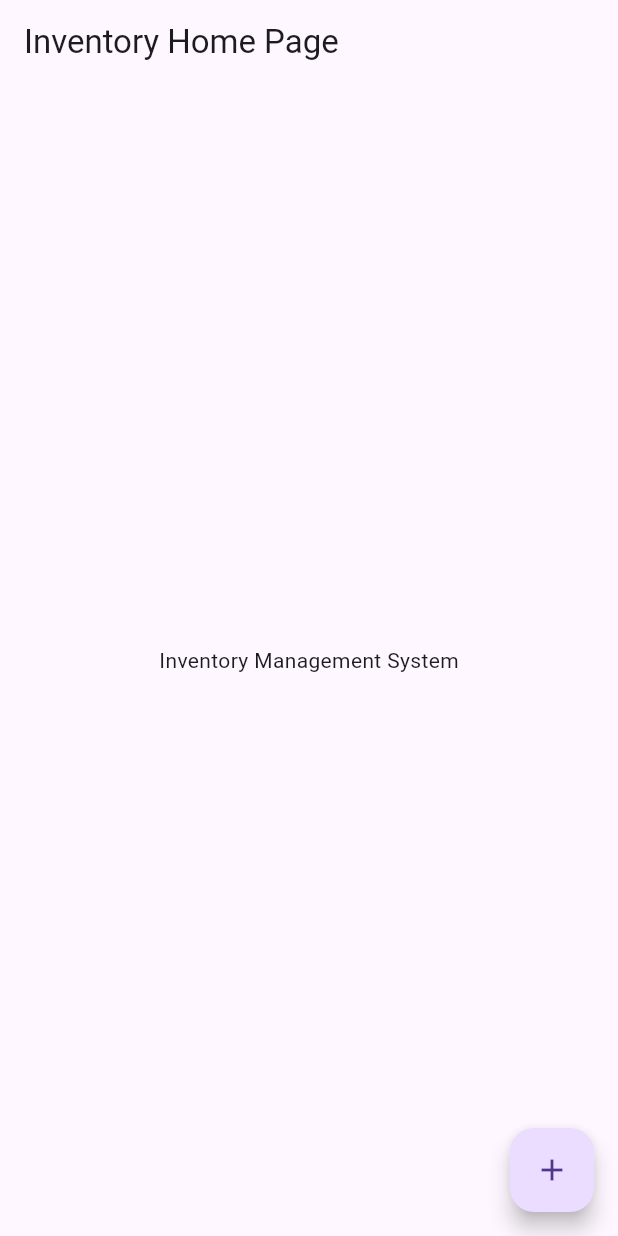
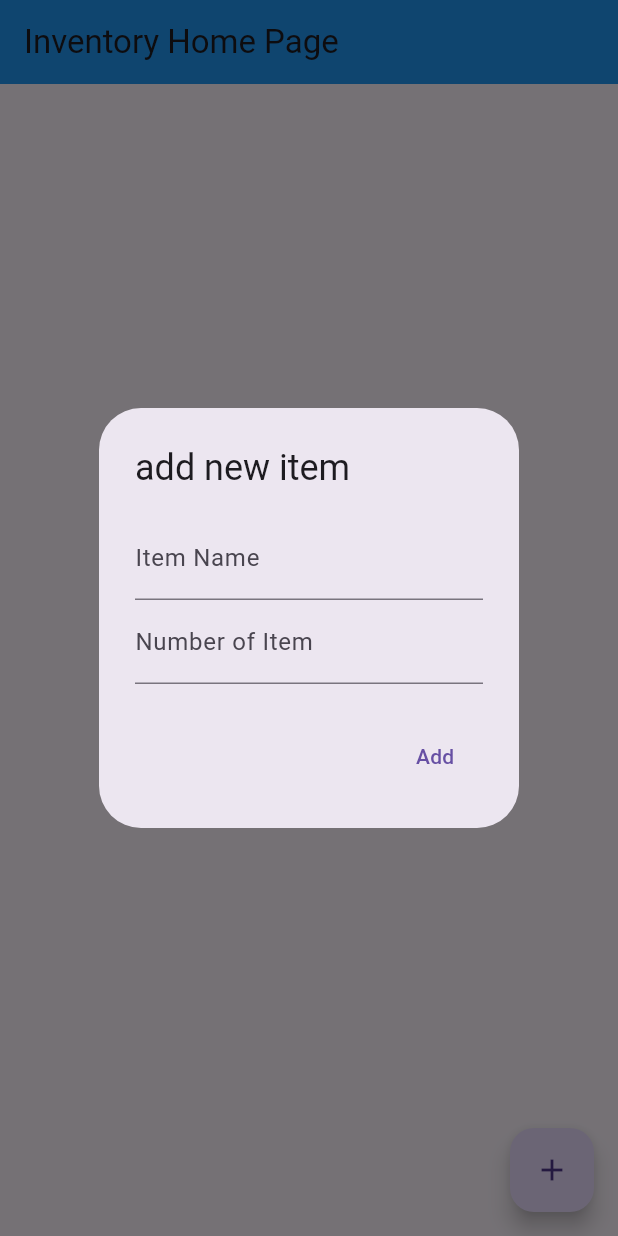
Before and after one commit to SunwooDua/inclass12, a Flutter app: the screen it shows after launch, after a tap on the "add" icon, on a phone screen of 412 x 824 dp. Run offline on Flutter 3.47's test engine with Material 3 defaults, Android fonts, the phone set to English and light mode, and no system bars; our stand-ins replace cloud_firestore, firebase_core; accounts and stored records are empty.

Commit message:
added crud

```diff
--- a/lib/main.dart
+++ b/lib/main.dart
@@ -1,11 +1,11 @@
-// Import Flutter package
 import 'package:flutter/material.dart';
-import 'package:cloud_firestore/cloud_firestore.dart';
+import 'package:firebase_core/firebase_core.dart'; // Import Firebase Core
+import 'package:cloud_firestore/cloud_firestore.dart'; // Import Firestore
 
 void main() async {
-  WidgetsFlutterBinding.ensureInitialized();
+  WidgetsFlutterBinding.ensureInitialized(); // Ensure widget binding is initialized
   await Firebase.initializeApp(); // Initialize Firebase
-  runApp(InventoryApp());
+  runApp(InventoryApp()); // Run your app after initialization
 }
 
 class InventoryApp extends StatelessWidget {
@@ -20,30 +20,161 @@ class InventoryApp extends StatelessWidget {
 }
 
 class InventoryHomePage extends StatefulWidget {
-  InventoryHomePage({Key key, this.title}) : super(key: key);
+  InventoryHomePage({Key? key, required this.title}) : super(key: key);
   final String title;
+
   @override
   _InventoryHomePageState createState() => _InventoryHomePageState();
 }
 
 class _InventoryHomePageState extends State<InventoryHomePage> {
-  // TODO: Implement Firestore integration
+  // delete button
+  void deleteItem(String itemId) {
+    _firestore.collection('inventory').doc(itemId).delete();
+  }
+
+  void itemAdd() {
+    final TextEditingController nameController = TextEditingController();
+    final TextEditingController quantityController = TextEditingController();
+
+    showDialog(
+      context: context,
+      builder: (BuildContext context) {
+        return AlertDialog(
+          title: Text("add new item"),
+          content: Column(
+            mainAxisAlignment: MainAxisAlignment.center,
+            mainAxisSize: MainAxisSize.min,
+            children: [
+              TextField(
+                controller: nameController,
+                decoration: InputDecoration(labelText: 'Item Name'),
+              ),
+              TextField(
+                controller: quantityController,
+                decoration: InputDecoration(labelText: 'Number of Item'),
+              ),
+            ],
+          ),
+          actions: [
+            TextButton(
+              onPressed: () {
+                // button
+                String name = nameController.text.trim();
+                int quantity =
+                    int.tryParse(quantityController.text.trim()) ?? 0;
+                _firestore.collection('inventory').add({
+                  'name': name,
+                  'quantity': quantity,
+                });
+              },
+              child: Text("Add"),
+            ),
+          ],
+        );
+      },
+    );
+  }
+
+  void itemUpdate(String itemId) {
+    final TextEditingController nameController = TextEditingController();
+    final TextEditingController quantityController = TextEditingController();
+
+    showDialog(
+      context: context,
+      builder: (BuildContext context) {
+        return AlertDialog(
+          title: Text("update item"),
+          content: Column(
+            mainAxisAlignment: MainAxisAlignment.center,
+            mainAxisSize: MainAxisSize.min,
+            children: [
+              TextField(
+                controller: nameController,
+                decoration: InputDecoration(labelText: 'Item Name'),
+              ),
+              TextField(
+                controller: quantityController,
+                decoration: InputDecoration(labelText: 'Number of Item'),
+              ),
+            ],
+          ),
+          actions: [
+            TextButton(
+              onPressed: () {
+                // button
+                String name = nameController.text.trim();
+                int quantity =
+                    int.tryParse(quantityController.text.trim()) ?? 0;
+                _firestore.collection('inventory').doc(itemId).update({
+                  'name': name,
+                  'quantity': quantity,
+                });
+              },
+              child: Text("Update"),
+            ),
+          ],
+        );
+      },
+    );
+  }
+
+  // Firebase Firestore instance
+  final FirebaseFirestore _firestore = FirebaseFirestore.instance;
+
+  // UI to display Firestore data
   @override
   Widget build(BuildContext context) {
     return Scaffold(
-      appBar: AppBar(title: Text(widget.title)),
+      appBar: AppBar(title: Text(widget.title), backgroundColor: Colors.blue),
       body: Center(
-        child: Column(
-          mainAxisAlignment: MainAxisAlignment.center,
-          children: <Widget>[
-            Text('Inventory Management System'),
-            // TODO: Implement inventory list view
-          ],
+        child: StreamBuilder<QuerySnapshot>(
+          stream: _firestore.collection('inventory').snapshots(),
+          builder: (context, snapshot) {
+            if (snapshot.connectionState == ConnectionState.waiting) {
+              return CircularProgressIndicator(); // Loading indicator
+            } else if (snapshot.hasError) {
+              return Text('Error: ${snapshot.error}');
+            }
+
+            final items = snapshot.data?.docs ?? [];
+            return ListView.builder(
+              itemCount: items.length,
+              itemBuilder: (context, index) {
+                var item = items[index].data() as Map<String, dynamic>;
+                String itemId = items[index].id; // used for deletion
+                return Padding(
+                  padding: const EdgeInsets.all(8.0),
+                  child: Container(
+                    decoration: BoxDecoration(
+                      border: Border.all(color: Colors.black),
+                    ),
+                    child: ListTile(
+                      leading: ElevatedButton(
+                        onPressed: () {
+                          itemUpdate(itemId);
+                        },
+                        child: Text('update'),
+                      ),
+                      title: Text(item['name'] ?? 'Unknown Item'),
+                      subtitle: Text(item['quantity'].toString() ?? '0'),
+                      trailing: ElevatedButton(
+                        onPressed: () {
+                          deleteItem(itemId);
+                        },
+                        child: Text('delete'),
+                      ),
+                    ),
+                  ),
+                );
+              },
+            );
+          },
         ),
       ),
       floatingActionButton: FloatingActionButton(
         onPressed: () {
-          // TODO: Implement add inventory item
+          itemAdd();
         },
         tooltip: 'Add Item',
         child: Icon(Icons.add),
```
Also changed, not shown: 1 other file.
